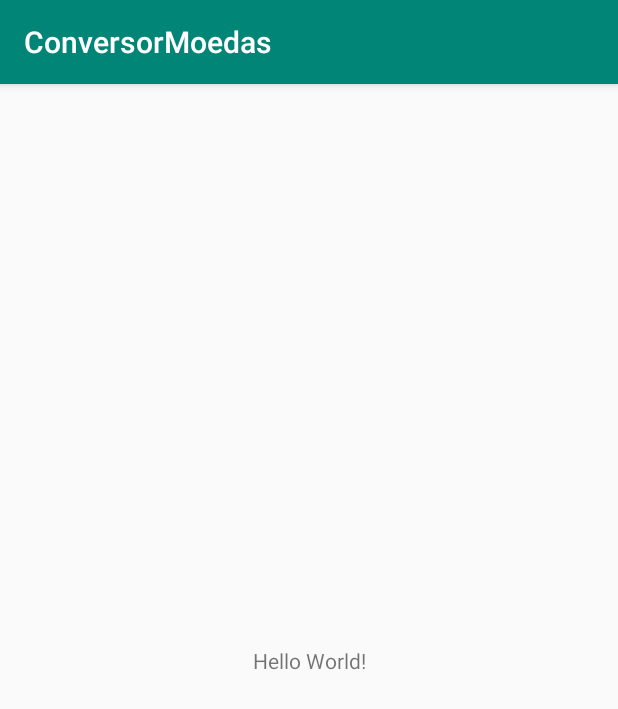
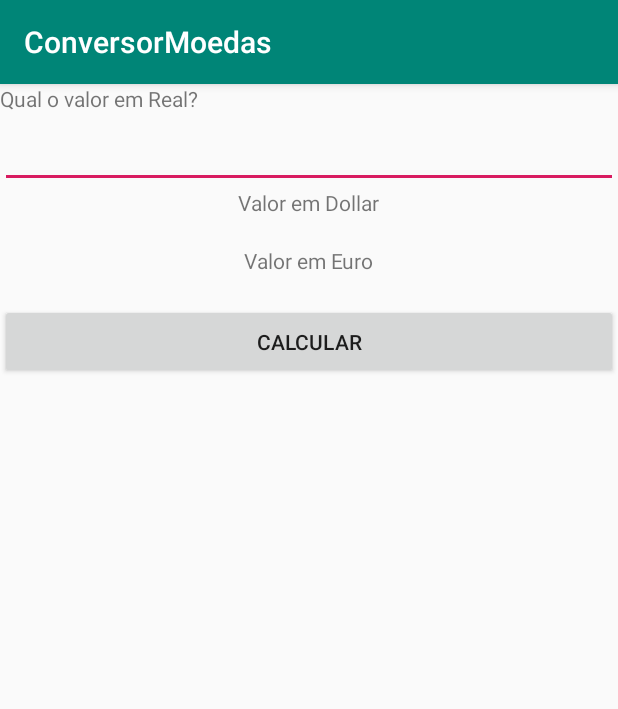
Before and after one commit to joaovictormacedo/ConversorMoedas, an Android app: the screen it shows after launch (MainActivity), on a phone screen of 412 x 824 dp. Shown: the top 709 px of the screen. Run offline under Robolectric (Android 15) with nearby library versions, the phone set to English and light mode, and no system bars.

Commit message:
Create Layout

```diff
--- a/app/src/main/java/br/com/jvmacedo/conversormoedas/MainActivity.java
+++ b/app/src/main/java/br/com/jvmacedo/conversormoedas/MainActivity.java
@@ -3,12 +3,59 @@ package br.com.jvmacedo.conversormoedas;
 import androidx.appcompat.app.AppCompatActivity;
 
 import android.os.Bundle;
+import android.view.View;
+import android.widget.Button;
+import android.widget.EditText;
+import android.widget.TextView;
+import android.widget.Toast;
 
-public class MainActivity extends AppCompatActivity {
+public class MainActivity extends AppCompatActivity implements View.OnClickListener{
+
+    /* Attributes */
+    private ViewHolder mViewHolder = new ViewHolder();
+
 
     @Override
     protected void onCreate(Bundle savedInstanceState) {
         super.onCreate(savedInstanceState);
         setContentView(R.layout.activity_main);
+
+        this.mViewHolder.editValue = findViewById(R.id.edit_value);
+        this.mViewHolder.textDollar = findViewById(R.id.text_dollar);
+        this.mViewHolder.textEuro = findViewById(R.id.text_euro);
+        this.mViewHolder.buttonCalculate= findViewById(R.id.button_calculate);
+
+        /* Button Calculate */
+       this.mViewHolder.buttonCalculate.setOnClickListener(this);
+       this.clearValues();
+
+    }
+
+    private void clearValues() {
+        this.mViewHolder.textDollar.setText("");
+        this.mViewHolder.textEuro.setText("");
+    }
+
+    @Override
+    public void onClick(View v) {
+        if (v.getId() == R.id.button_calculate){
+            String value = this.mViewHolder.editValue.getText().toString();
+            if("".equals(value)){
+                /* Notifications */
+                Toast.makeText(this, this.getString(R.string.informe_valor), Toast.LENGTH_LONG).show();
+            } else {
+            }
+        }
+    }
+
+
+
+    private static class ViewHolder{
+        EditText editValue;
+        TextView textDollar;
+        TextView textEuro;
+        Button buttonCalculate;
+
+
     }
 }
--- a/app/src/main/res/layout/activity_main.xml
+++ b/app/src/main/res/layout/activity_main.xml
@@ -1,18 +1,55 @@
 <?xml version="1.0" encoding="utf-8"?>
-<androidx.constraintlayout.widget.ConstraintLayout xmlns:android="http://schemas.android.com/apk/res/android"
+<LinearLayout
+
+    xmlns:android="http://schemas.android.com/apk/res/android"
     xmlns:app="http://schemas.android.com/apk/res-auto"
     xmlns:tools="http://schemas.android.com/tools"
     android:layout_width="match_parent"
     android:layout_height="match_parent"
+    android:orientation="vertical"
     tools:context=".MainActivity">
+
+
+    <TextView
+        android:layout_width="match_parent"
+        android:layout_height="wrap_content"
+        android:text="@string/qual_o_valor_em_real" />
+
+
+    <EditText
+        android:id="@+id/edit_value"
+        android:layout_width="match_parent"
+        android:layout_height="50dp" />
 
     <TextView
         android:layout_width="wrap_content"
         android:layout_height="wrap_content"
-        android:text="Hello World!"
-        app:layout_constraintBottom_toBottomOf="parent"
-        app:layout_constraintLeft_toLeftOf="parent"
-        app:layout_constraintRight_toRightOf="parent"
-        app:layout_constraintTop_toTopOf="parent" />
+        android:layout_gravity="center"
+        android:text="@string/valor_em_dollar" />
 
-</androidx.constraintlayout.widget.ConstraintLayout>
+    <TextView
+        android:id="@+id/text_dollar"
+        android:layout_width="wrap_content"
+        android:layout_height="wrap_content"
+        android:layout_gravity="center" />
+
+    <TextView
+        android:layout_width="wrap_content"
+        android:layout_height="wrap_content"
+        android:layout_gravity="center"
+        android:text="@string/valor_em_euro" />
+
+    <TextView
+        android:id="@+id/text_euro"
+        android:layout_width="wrap_content"
+        android:layout_height="wrap_content"
+        android:layout_gravity="center" />
+
+    <Button
+        android:id="@+id/button_calculate"
+        android:layout_width="match_parent"
+        android:layout_height="50dp"
+        android:text="@string/calcular"
+        />
+
+</LinearLayout>
--- a/app/src/main/res/values/strings.xml
+++ b/app/src/main/res/values/strings.xml
@@ -1,3 +1,9 @@
 <resources>
     <string name="app_name">ConversorMoedas</string>
+    <string name="qual_o_valor_em_real">Qual o valor em Real?</string>
+    <string name="valor_em_dollar">Valor em Dollar</string>
+    <string name="valor_em_euro">Valor em Euro</string>
+    <string name="calcular">Calcular</string>
+    <string name="informe_valor">Informe um valor!</string>
+
 </resources>
```
